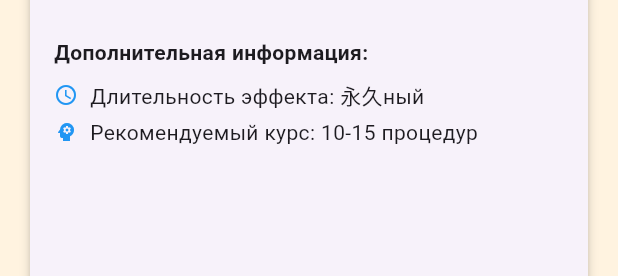
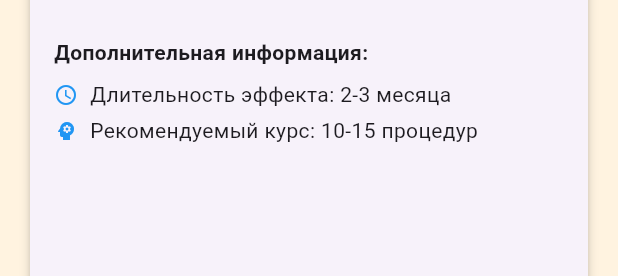
Before and after one commit to holy-flower/flutter_project1, a Flutter app: the HairRemovalContainer widget shown alone on an empty page, opened directly, after a tap on the "close" icon, after a tap on "Лазерная эпиляция", after a tap on "Электроэпиляция", on a phone screen of 412 x 824 dp. Shown: the part 633-909 px from the top of the screen. Run offline on Flutter 3.47's test engine with Material 3 defaults, Android fonts, the phone set to English and light mode, and no system bars.

Commit message:
практика 5 выполнена

```diff
--- a/lib/features/hair_removal/state/hair_removal_container.dart
+++ b/lib/features/hair_removal/state/hair_removal_container.dart
@@ -87,7 +87,7 @@ class _HairRemovalContainerState extends State<HairRemovalContainer> {
   }
 
   void _deleteService(int index) {
-    if (_services.length <= 1) return; // Не удаляем последнюю услугу
+    if (_services.length <= 1) return;
 
     final removedService = _services[index];
 
--- a/lib/features/hair_removal/widgets/service_details.dart
+++ b/lib/features/hair_removal/widgets/service_details.dart
@@ -124,7 +124,7 @@ class ServiceDetails extends StatelessWidget {
       case 'Лазерная эпиляция':
         return '6-12 месяцев';
       case 'Электроэпиляция':
-        return '永久ный';
+        return '2-3 месяца';
       case 'Фотоэпиляция':
         return '4-8 месяцев';
       default:
--- a/lib/features/hair_removal/widgets/service_selector.dart
+++ b/lib/features/hair_removal/widgets/service_selector.dart
@@ -68,7 +68,7 @@ class ServiceSelector extends StatelessWidget {
                       ),
                     ],
                   ),
-                  if (services.length > 1) // Не показывать кнопку удаления, если услуга последняя
+                  if (services.length > 1)
                     Positioned(
                       top: 0,
                       right: 0,
```
